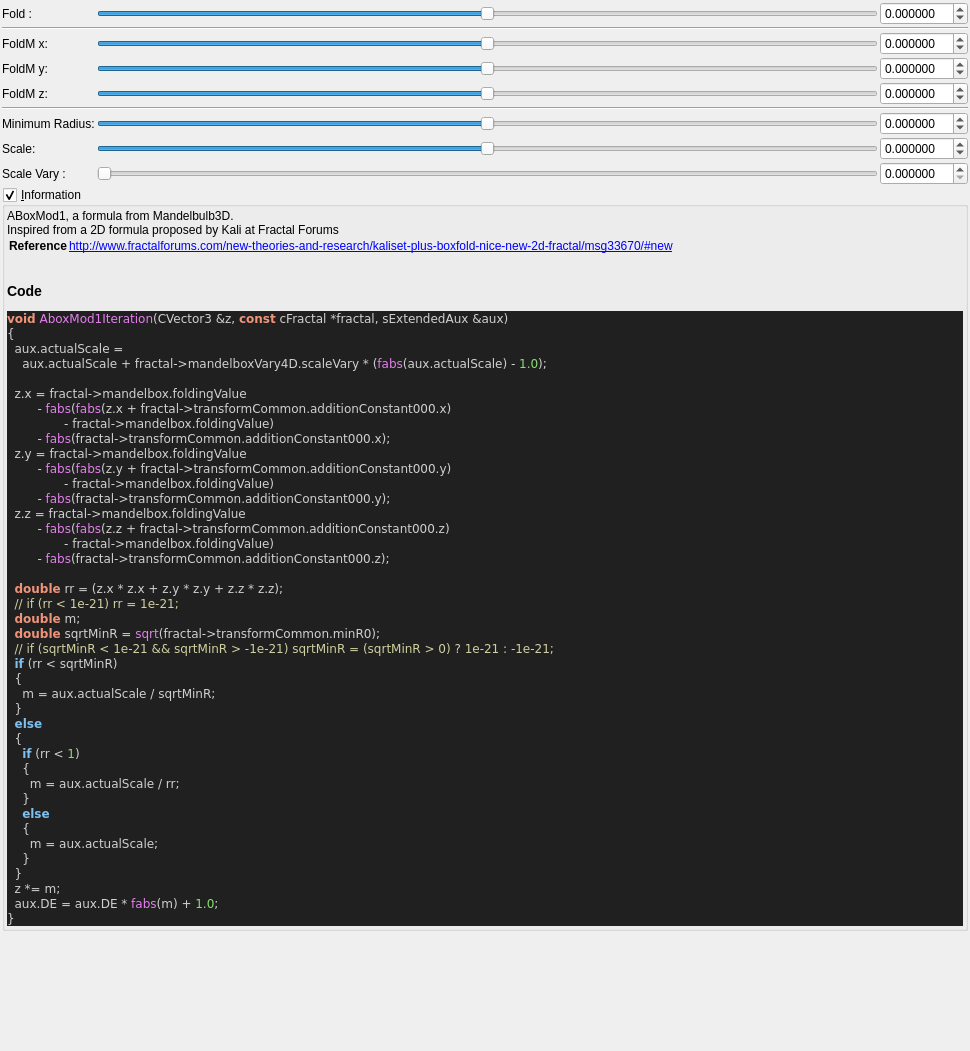
Before: the Qt Designer form mandelbulber2/qt_data/fractal_aboxMod1.ui in buddhi1980/mandelbulber2, drawn with Qt 5.
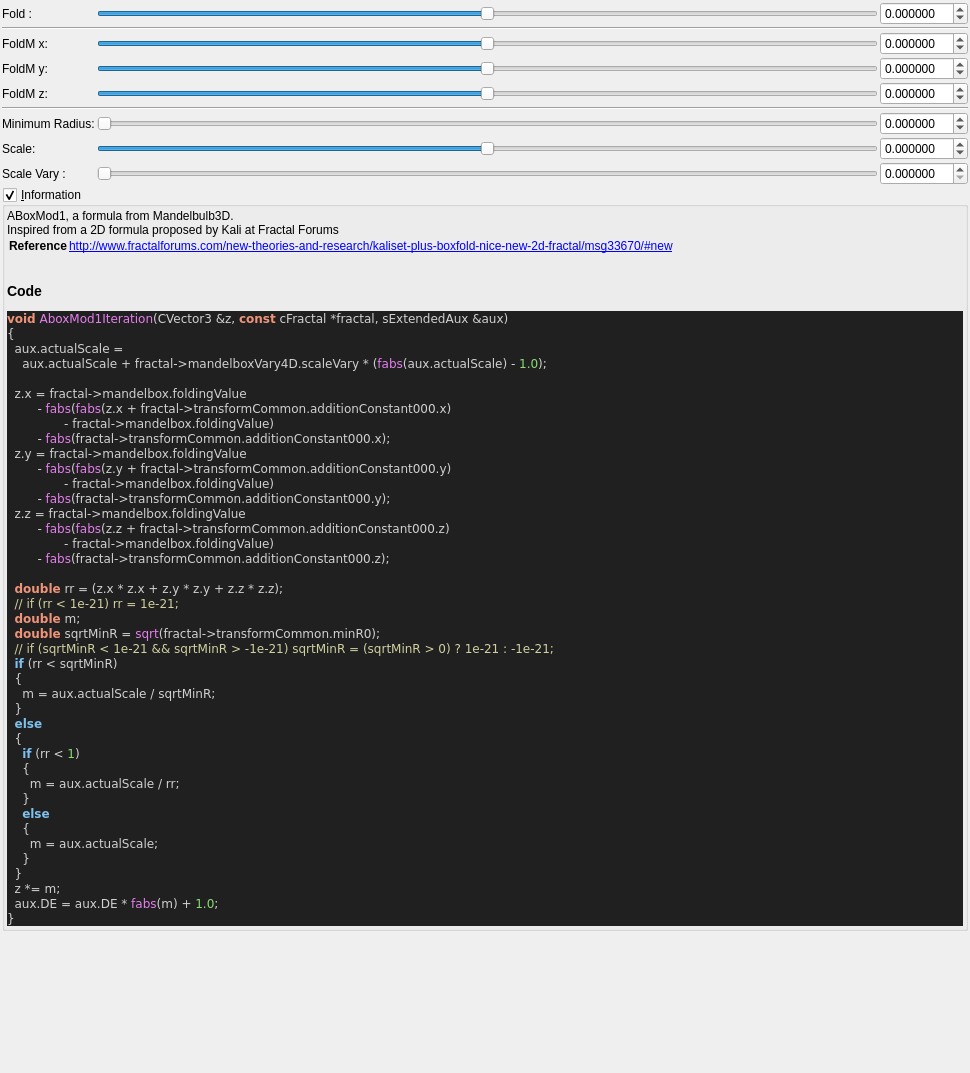
After: the same form once the commit is applied. Custom widgets are drawn as their Qt base class.

Patch:
```diff
--- a/mandelbulber2/qt_data/fractal_aboxMod1.ui
+++ b/mandelbulber2/qt_data/fractal_aboxMod1.ui
@@ -7,7 +7,7 @@
     <x>0</x>
     <y>0</y>
     <width>970</width>
-    <height>1051</height>
+    <height>1073</height>
    </rect>
   </property>
   <property name="windowTitle">
@@ -369,7 +369,7 @@
         </sizepolicy>
        </property>
        <property name="minimum">
-        <number>-10000000</number>
+        <number>0</number>
        </property>
        <property name="maximum">
         <number>10000000</number>
```
